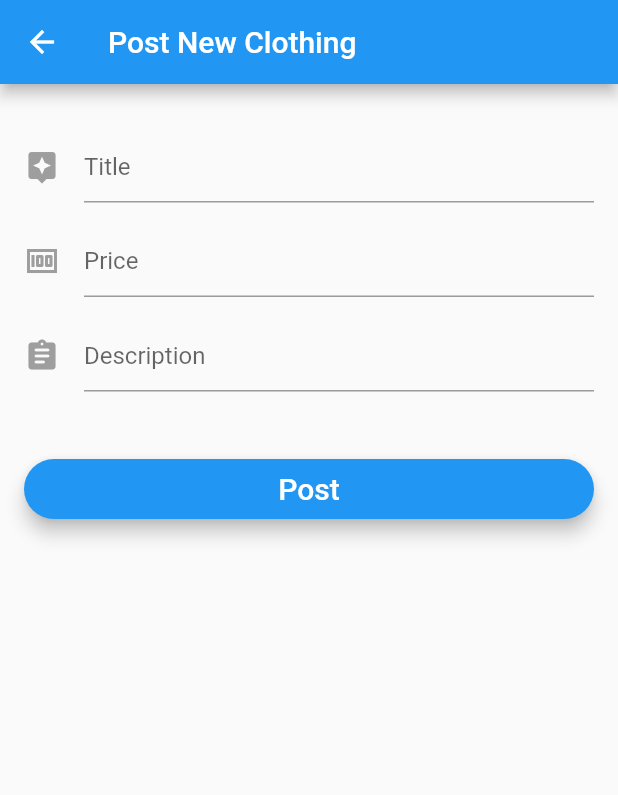
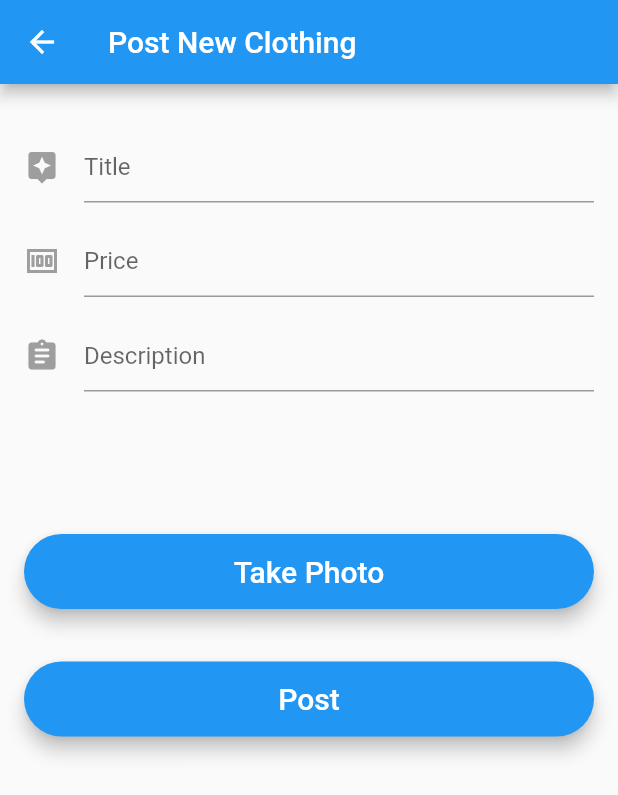
Before and after one commit to kaitlynning/6350-final-project, a Flutter app: the PostAddPage screen opened directly, on a phone screen of 412 x 824 dp. Shown: the top 795 px of the screen. Run offline on Flutter 3.47's test engine with Material 2 defaults, Android fonts, the phone set to English and light mode, and no system bars; our stand-ins replace firebase_auth, firebase_database, image_picker; missing offline and left inert: multi_image_picker; accounts and stored records are empty.

Commit message:
implement take photo and show

```diff
--- a/lib/pages/post_add_page.dart
+++ b/lib/pages/post_add_page.dart
@@ -1,6 +1,7 @@
 import 'dart:io';
 import 'package:flutter/material.dart';
 import 'package:image_picker/image_picker.dart';
+import 'package:multi_image_picker/multi_image_picker.dart';
 
 class PostAddPage extends StatefulWidget {
   @override
@@ -73,7 +74,9 @@ class _PostAddPageState extends State<PostAddPage> {
               showTitleInput(),
               showPriceInput(),
               showDescInput(),
-              showButton()
+              showImageView(),
+              showPhotoButton(),
+              showSubmitButton()
             ],
           ),
         ));
@@ -136,11 +139,53 @@ class _PostAddPageState extends State<PostAddPage> {
     );
   }
 
-  Widget showButton() {
+  Widget showImageView() {
+    return new Padding(
+        padding: const EdgeInsets.fromLTRB(0.0, 30.0, 0.0, 0.0),
+        child: _imageList == null || _imageList.length == 0
+            ? SizedBox(
+                height: 20.0,
+              )
+            : Container(
+                child: SizedBox(
+                  height: 130,
+                  child: GridView.count(
+                    crossAxisCount: 4,
+                    mainAxisSpacing: 20,
+                    crossAxisSpacing: 20,
+                    children: List.generate(
+                      _imageList.length,
+                      (index) {
+                        return Image.file(_imageList[index]);
+                      },
+                    ),
+                  ),
+                ),
+              ));
+  }
+
+  Widget showPhotoButton() {
     return new Padding(
         padding: EdgeInsets.fromLTRB(0.0, 45.0, 0.0, 0.0),
         child: SizedBox(
-          height: 40.0,
+          height: 50.0,
+          child: new RaisedButton(
+            elevation: 5.0,
+            shape: new RoundedRectangleBorder(
+                borderRadius: new BorderRadius.circular(30.0)),
+            color: Colors.blue,
+            child: new Text('Take Photo',
+                style: new TextStyle(fontSize: 20.0, color: Colors.white)),
+            onPressed: takePhoto,
+          ),
+        ));
+  }
+
+  Widget showSubmitButton() {
+    return new Padding(
+        padding: EdgeInsets.fromLTRB(0.0, 35.0, 0.0, 0.0),
+        child: SizedBox(
+          height: 50.0,
           child: new RaisedButton(
             elevation: 5.0,
             shape: new RoundedRectangleBorder(
--- a/pubspec.yaml
+++ b/pubspec.yaml
@@ -31,6 +31,7 @@ dependencies:
   firebase_auth: ^0.14.0+5
   firebase_database: ^3.0.7
   image_picker:
+  multi_image_picker:
 
 dev_dependencies:
   flutter_test:
```
Also changed, not shown: pubspec.lock, 3 other files.
